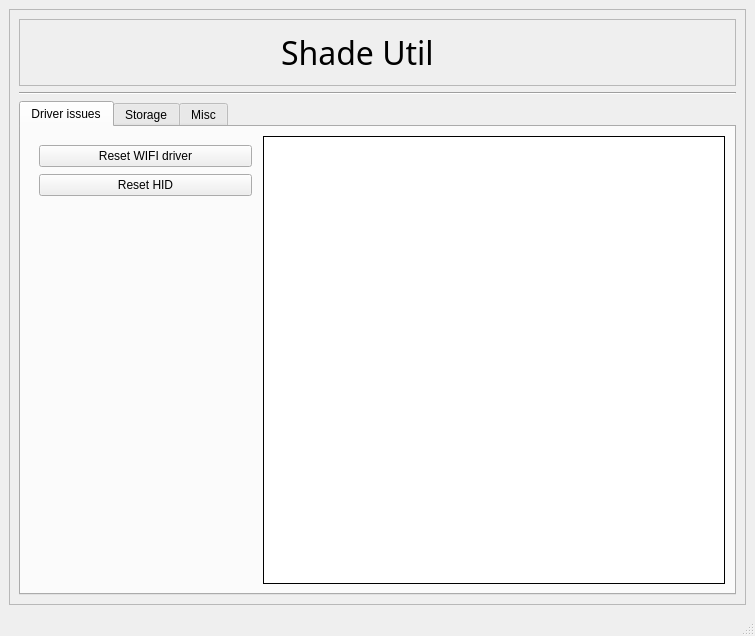
First picture: the form in assets/shade_util.ui, repository shadezee/ShadeUtil, before the edit.
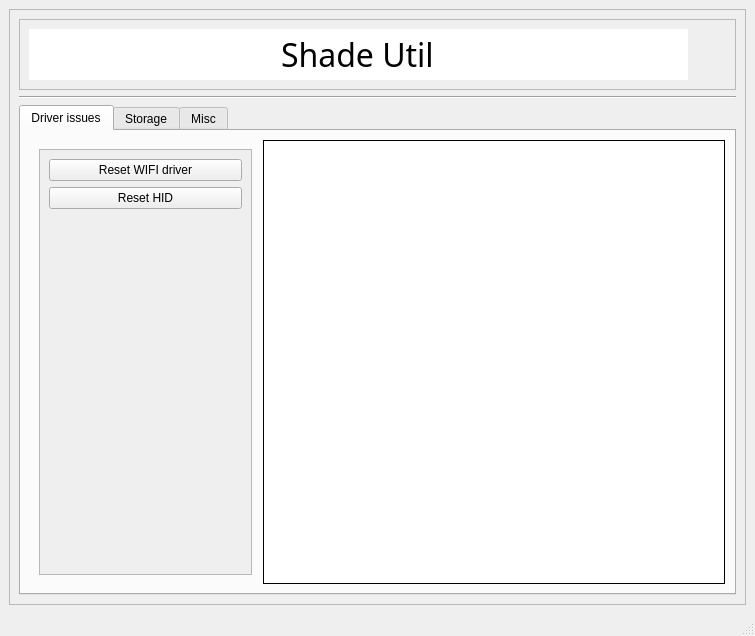
Second picture: the form after the edit. The open tabs and pages were chosen to show the change.

Patch:
```diff
--- a/assets/shade_util.ui
+++ b/assets/shade_util.ui
@@ -44,9 +44,6 @@
                 <bold>false</bold>
                </font>
               </property>
-              <property name="styleSheet">
-               <string notr="true">background:transparent</string>
-              </property>
               <property name="inputMask">
                <string notr="true"/>
               </property>
@@ -131,13 +128,20 @@
                 <widget class="QWidget" name="widget" native="true">
                  <layout class="QVBoxLayout" name="verticalLayout_4">
                   <item>
-                   <layout class="QVBoxLayout" name="verticalLayout_3">
-                    <property name="spacing">
-                     <number>7</number>
+                   <widget class="QScrollArea" name="scrollArea_3">
+                    <property name="widgetResizable">
+                     <bool>true</bool>
                     </property>
-                    <property name="sizeConstraint">
-                     <enum>QLayout::SetDefaultConstraint</enum>
-                    </property>
+                    <widget class="QWidget" name="scrollAreaWidgetContents_3">
+                     <property name="geometry">
+                      <rect>
+                       <x>0</x>
+                       <y>0</y>
+                       <width>209</width>
+                       <height>418</height>
+                      </rect>
+                     </property>
+                     <layout class="QVBoxLayout" name="verticalLayout_14">
                     <item>
                      <widget class="QPushButton" name="resetNetworkBtn">
                       <property name="cursor">
@@ -166,12 +170,24 @@
                       <property name="sizeHint" stdset="0">
                        <size>
                         <width>20</width>
-                        <height>40</height>
+                          <height>337</height>
                        </size>
                       </property>
                      </spacer>
                     </item>
                    </layout>
+                    </widget>
+                   </widget>
+                  </item>
+                  <item>
+                   <layout class="QVBoxLayout" name="verticalLayout_3">
+                    <property name="spacing">
+                     <number>7</number>
+                    </property>
+                    <property name="sizeConstraint">
+                     <enum>QLayout::SetDefaultConstraint</enum>
+                    </property>
+                   </layout>
                   </item>
                  </layout>
                 </widget>
```
Left out of the diff: 6 changed lines with no effect on the pictures. Lines whose indentation alone changed are shown as unchanged.
